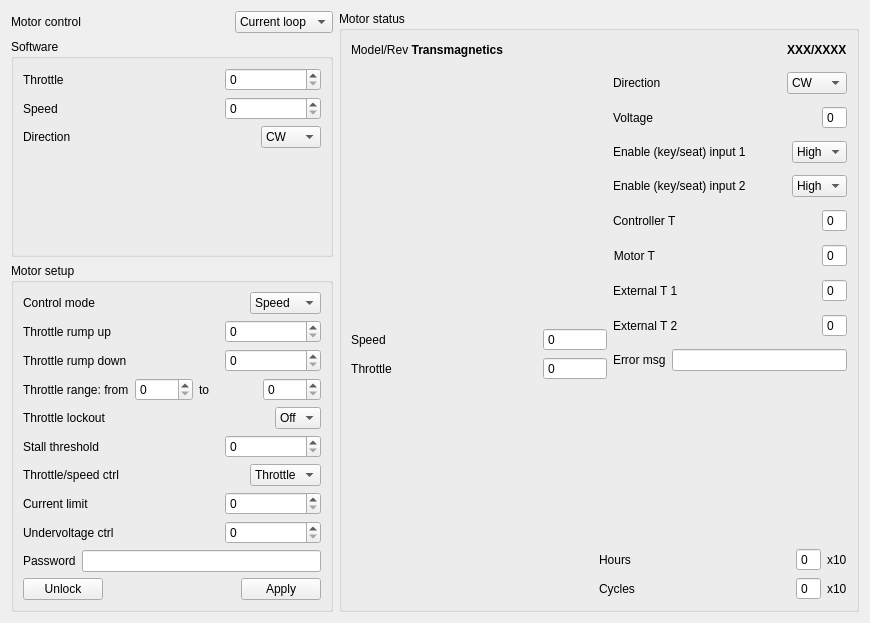
First picture: the form in software/application/src/moto.ui, repository z80/avrusb, before the edit.
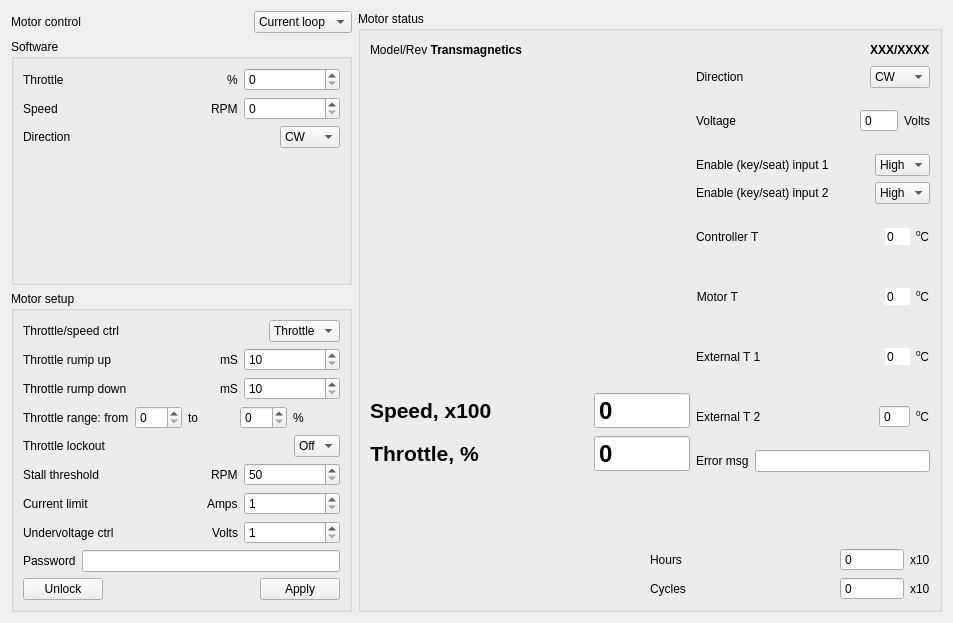
Second picture: the form after the edit. Custom widgets are drawn as their Qt base class.

```diff
--- a/software/application/src/moto.ui
+++ b/software/application/src/moto.ui
@@ -6,7 +6,7 @@
    <rect>
     <x>0</x>
     <y>0</y>
-    <width>870</width>
+    <width>953</width>
     <height>623</height>
    </rect>
   </property>
@@ -16,7 +16,7 @@
   <property name="locale">
    <locale language="C" country="AnyCountry"/>
   </property>
-  <layout class="QHBoxLayout" name="horizontalLayout_32">
+  <layout class="QHBoxLayout" name="horizontalLayout_31">
    <item>
     <layout class="QVBoxLayout" name="verticalLayout_8">
      <item>
@@ -90,6 +90,13 @@
             </property>
            </spacer>
           </item>
+          <item>
+           <widget class="QLabel" name="label_37">
+            <property name="text">
+             <string>%</string>
+            </property>
+           </widget>
+          </item>
           <item>
            <widget class="QSpinBox" name="throttle">
             <property name="minimumSize">
@@ -127,6 +134,13 @@
             </property>
            </spacer>
           </item>
+          <item>
+           <widget class="QLabel" name="label_38">
+            <property name="text">
+             <string>RPM</string>
+            </property>
+           </widget>
+          </item>
           <item>
            <widget class="QSpinBox" name="speed">
             <property name="minimumSize">
@@ -206,16 +220,16 @@
        </property>
        <layout class="QVBoxLayout" name="verticalLayout">
         <item>
-         <layout class="QHBoxLayout" name="horizontalLayout_31">
+         <layout class="QHBoxLayout" name="horizontalLayout_6">
           <item>
-           <widget class="QLabel" name="label_31">
+           <widget class="QLabel" name="label_7">
             <property name="text">
-             <string>Control mode</string>
+             <string>Throttle/speed ctrl</string>
             </property>
            </widget>
           </item>
           <item>
-           <spacer name="horizontalSpacer_26">
+           <spacer name="horizontalSpacer_5">
             <property name="orientation">
              <enum>Qt::Horizontal</enum>
             </property>
@@ -228,10 +242,10 @@
            </spacer>
           </item>
           <item>
-           <widget class="QComboBox" name="controlMode">
+           <widget class="QComboBox" name="speedCtrl">
             <item>
              <property name="text">
-              <string>Speed</string>
+              <string>Throttle</string>
              </property>
             </item>
             <item>
@@ -265,6 +279,13 @@
             </property>
            </spacer>
           </item>
+          <item>
+           <widget class="QLabel" name="label_31">
+            <property name="text">
+             <string>mS</string>
+            </property>
+           </widget>
+          </item>
           <item>
            <widget class="QSpinBox" name="throttleRumpUp">
             <property name="minimumSize">
@@ -273,6 +294,12 @@
               <height>0</height>
              </size>
             </property>
+            <property name="minimum">
+             <number>10</number>
+            </property>
+            <property name="maximum">
+             <number>15000</number>
+            </property>
            </widget>
           </item>
          </layout>
@@ -299,6 +326,13 @@
             </property>
            </spacer>
           </item>
+          <item>
+           <widget class="QLabel" name="label_32">
+            <property name="text">
+             <string>mS</string>
+            </property>
+           </widget>
+          </item>
           <item>
            <widget class="QSpinBox" name="throttleRumpDown">
             <property name="minimumSize">
@@ -307,6 +341,12 @@
               <height>0</height>
              </size>
             </property>
+            <property name="minimum">
+             <number>10</number>
+            </property>
+            <property name="maximum">
+             <number>15000</number>
+            </property>
            </widget>
           </item>
          </layout>
@@ -321,7 +361,11 @@
            </widget>
           </item>
           <item>
-           <widget class="QSpinBox" name="throttleRangeFrom"/>
+           <widget class="QSpinBox" name="throttleRangeFrom">
+            <property name="maximum">
+             <number>100</number>
+            </property>
+           </widget>
           </item>
           <item>
            <widget class="QLabel" name="label_5">
@@ -331,7 +375,18 @@
            </widget>
           </item>
           <item>
-           <widget class="QSpinBox" name="throttleRangeTo"/>
+           <widget class="QSpinBox" name="throttleRangeTo">
+            <property name="maximum">
+             <number>100</number>
+            </property>
+           </widget>
+          </item>
+          <item>
+           <widget class="QLabel" name="label_33">
+            <property name="text">
+             <string>%</string>
+            </property>
+           </widget>
           </item>
          </layout>
         </item>
@@ -395,6 +450,13 @@
             </property>
            </spacer>
           </item>
+          <item>
+           <widget class="QLabel" name="label_34">
+            <property name="text">
+             <string>RPM</string>
+            </property>
+           </widget>
+          </item>
           <item>
            <widget class="QSpinBox" name="stallThreshold">
             <property name="minimumSize">
@@ -403,44 +465,12 @@
               <height>0</height>
              </size>
             </property>
-           </widget>
-          </item>
-         </layout>
-        </item>
-        <item>
-         <layout class="QHBoxLayout" name="horizontalLayout_6">
-          <item>
-           <widget class="QLabel" name="label_7">
-            <property name="text">
-             <string>Throttle/speed ctrl</string>
+            <property name="minimum">
+             <number>50</number>
             </property>
-           </widget>
-          </item>
-          <item>
-           <spacer name="horizontalSpacer_5">
-            <property name="orientation">
-             <enum>Qt::Horizontal</enum>
+            <property name="maximum">
+             <number>15000</number>
             </property>
-            <property name="sizeHint" stdset="0">
-             <size>
-              <width>40</width>
-              <height>20</height>
-             </size>
-            </property>
-           </spacer>
-          </item>
-          <item>
-           <widget class="QComboBox" name="speedCtrl">
-            <item>
-             <property name="text">
-              <string>Throttle</string>
-             </property>
-            </item>
-            <item>
-             <property name="text">
-              <string>Speed</string>
-             </property>
-            </item>
            </widget>
           </item>
          </layout>
@@ -467,6 +497,13 @@
             </property>
            </spacer>
           </item>
+          <item>
+           <widget class="QLabel" name="label_35">
+            <property name="text">
+             <string>Amps</string>
+            </property>
+           </widget>
+          </item>
           <item>
            <widget class="QSpinBox" name="currentLimit">
             <property name="minimumSize">
@@ -475,6 +512,12 @@
               <height>0</height>
              </size>
             </property>
+            <property name="minimum">
+             <number>1</number>
+            </property>
+            <property name="maximum">
+             <number>1000</number>
+            </property>
            </widget>
           </item>
          </layout>
@@ -501,6 +544,13 @@
             </property>
            </spacer>
           </item>
+          <item>
+           <widget class="QLabel" name="label_36">
+            <property name="text">
+             <string>Volts</string>
+            </property>
+           </widget>
+          </item>
           <item>
            <widget class="QSpinBox" name="undervoltageCtrl">
             <property name="minimumSize">
@@ -509,6 +559,12 @@
               <height>0</height>
              </size>
             </property>
+            <property name="minimum">
+             <number>1</number>
+            </property>
+            <property name="maximum">
+             <number>1000</number>
+            </property>
            </widget>
           </item>
          </layout>
@@ -581,7 +637,7 @@
     </layout>
    </item>
    <item>
-    <widget class="QGroupBox" name="groupBox_2">
+    <widget class="QGroupBox" name="status">
      <property name="sizePolicy">
       <sizepolicy hsizetype="Preferred" vsizetype="Preferred">
        <horstretch>0</horstretch>
@@ -637,8 +693,8 @@
             </property>
             <property name="minimumSize">
              <size>
-              <width>256</width>
-              <height>256</height>
+              <width>320</width>
+              <height>320</height>
              </size>
             </property>
            </widget>
@@ -648,7 +704,7 @@
             <item>
              <widget class="QLabel" name="label_29">
               <property name="text">
-               <string>Speed</string>
+               <string>&lt;html&gt;&lt;head/&gt;&lt;body&gt;&lt;p&gt;&lt;span style=&quot; font-size:16pt; font-weight:600;&quot;&gt;Speed, x100&lt;/span&gt;&lt;/p&gt;&lt;/body&gt;&lt;/html&gt;</string>
               </property>
              </widget>
             </item>
@@ -667,12 +723,26 @@
             </item>
             <item>
              <widget class="QSpinBox" name="speed_msr_dig">
+              <property name="enabled">
+               <bool>true</bool>
+              </property>
               <property name="minimumSize">
                <size>
-                <width>64</width>
+                <width>96</width>
                 <height>0</height>
                </size>
               </property>
+              <property name="font">
+               <font>
+                <family>Arial</family>
+                <pointsize>18</pointsize>
+                <weight>75</weight>
+                <bold>true</bold>
+               </font>
+              </property>
+              <property name="readOnly">
+               <bool>true</bool>
+              </property>
               <property name="buttonSymbols">
                <enum>QAbstractSpinBox::NoButtons</enum>
               </property>
@@ -685,7 +755,7 @@
             <item>
              <widget class="QLabel" name="label_21">
               <property name="text">
-               <string>Throttle</string>
+               <string>&lt;html&gt;&lt;head/&gt;&lt;body&gt;&lt;p&gt;&lt;span style=&quot; font-size:16pt; font-weight:600;&quot;&gt;Throttle, %&lt;/span&gt;&lt;/p&gt;&lt;/body&gt;&lt;/html&gt;</string>
               </property>
               <property name="alignment">
                <set>Qt::AlignCenter</set>
@@ -707,12 +777,26 @@
             </item>
             <item>
              <widget class="QSpinBox" name="throttleMsr">
+              <property name="enabled">
+               <bool>true</bool>
+              </property>
               <property name="minimumSize">
                <size>
-                <width>64</width>
+                <width>96</width>
                 <height>0</height>
                </size>
               </property>
+              <property name="font">
+               <font>
+                <family>Arial</family>
+                <pointsize>18</pointsize>
+                <weight>75</weight>
+                <bold>true</bold>
+               </font>
+              </property>
+              <property name="readOnly">
+               <bool>true</bool>
+              </property>
               <property name="buttonSymbols">
                <enum>QAbstractSpinBox::NoButtons</enum>
               </property>
@@ -748,6 +832,9 @@
             </item>
             <item>
              <widget class="QComboBox" name="directionMsr">
+              <property name="enabled">
+               <bool>true</bool>
+              </property>
               <item>
                <property name="text">
                 <string>CW</string>
@@ -786,8 +873,24 @@
             </item>
             <item>
              <widget class="QSpinBox" name="voltage">
+              <property name="enabled">
+               <bool>true</bool>
+              </property>
+              <property name="readOnly">
+               <bool>true</bool>
+              </property>
               <property name="buttonSymbols">
                <enum>QAbstractSpinBox::NoButtons</enum>
+              </property>
+              <property name="maximum">
+               <number>1000</number>
+              </property>
+             </widget>
+            </item>
+            <item>
+             <widget class="QLabel" name="label_39">
+              <property name="text">
+               <string>Volts</string>
               </property>
              </widget>
             </item>
@@ -817,6 +920,12 @@
             </item>
             <item>
              <widget class="QComboBox" name="enKeySeat_1">
+              <property name="enabled">
+               <bool>true</bool>
+              </property>
+              <property name="editable">
+               <bool>false</bool>
+              </property>
               <item>
                <property name="text">
                 <string>High</string>
@@ -855,6 +964,9 @@
             </item>
             <item>
              <widget class="QComboBox" name="enKeySeat_2">
+              <property name="enabled">
+               <bool>true</bool>
+              </property>
               <item>
                <property name="text">
                 <string>High</string>
@@ -893,12 +1005,34 @@
             </item>
             <item>
              <widget class="QSpinBox" name="controllerT">
+              <property name="enabled">
+               <bool>true</bool>
+              </property>
+              <property name="frame">
+               <bool>false</bool>
+              </property>
+              <property name="readOnly">
+               <bool>true</bool>
+              </property>
               <property name="buttonSymbols">
                <enum>QAbstractSpinBox::NoButtons</enum>
               </property>
               <property name="keyboardTracking">
                <bool>true</bool>
               </property>
+              <property name="minimum">
+               <number>-50</number>
+              </property>
+              <property name="maximum">
+               <number>150</number>
+              </property>
+             </widget>
+            </item>
+            <item>
+             <widget class="QLabel" name="label_40">
+              <property name="text">
+               <string>&lt;html&gt;&lt;head/&gt;&lt;body&gt;&lt;p&gt;&lt;span style=&quot; vertical-align:super;&quot;&gt;0&lt;/span&gt;C&lt;/p&gt;&lt;/body&gt;&lt;/html&gt;</string>
+              </property>
              </widget>
             </item>
            </layout>
@@ -930,8 +1064,30 @@
             </item>
             <item>
              <widget class="QSpinBox" name="motorT">
+              <property name="enabled">
+               <bool>true</bool>
+              </property>
+              <property name="frame">
+               <bool>false</bool>
+              </property>
+              <property name="readOnly">
+               <bool>true</bool>
+              </property>
               <property name="buttonSymbols">
                <enum>QAbstractSpinBox::NoButtons</enum>
+              </property>
+              <property name="minimum">
+               <number>-50</number>
+              </property>
+              <property name="maximum">
+               <number>150</number>
+              </property>
+             </widget>
+            </item>
+            <item>
+             <widget class="QLabel" name="label_42">
+              <property name="text">
+               <string>&lt;html&gt;&lt;head/&gt;&lt;body&gt;&lt;p&gt;&lt;span style=&quot; vertical-align:super;&quot;&gt;0&lt;/span&gt;C&lt;/p&gt;&lt;/body&gt;&lt;/html&gt;</string>
               </property>
              </widget>
             </item>
@@ -961,8 +1117,27 @@
             </item>
             <item>
              <widget class="QSpinBox" name="externalT_1">
+              <property name="frame">
+               <bool>false</bool>
+              </property>
+              <property name="readOnly">
+               <bool>true</bool>
+              </property>
               <property name="buttonSymbols">
                <enum>QAbstractSpinBox::NoButtons</enum>
+              </property>
+              <property name="minimum">
+               <number>-50</number>
+              </property>
+              <property name="maximum">
+               <number>150</number>
+              </property>
+             </widget>
+            </item>
+            <item>
+             <widget class="QLabel" name="label_43">
+              <property name="text">
+               <string>&lt;html&gt;&lt;head/&gt;&lt;body&gt;&lt;p&gt;&lt;span style=&quot; vertical-align:super;&quot;&gt;0&lt;/span&gt;C&lt;/p&gt;&lt;/body&gt;&lt;/html&gt;</string>
               </property>
              </widget>
             </item>
@@ -992,8 +1167,24 @@
             </item>
             <item>
              <widget class="QSpinBox" name="externalT_2">
+              <property name="readOnly">
+               <bool>true</bool>
+              </property>
               <property name="buttonSymbols">
                <enum>QAbstractSpinBox::NoButtons</enum>
+              </property>
+              <property name="minimum">
+               <number>-50</number>
+              </property>
+              <property name="maximum">
+               <number>150</number>
+              </property>
+             </widget>
+            </item>
+            <item>
+             <widget class="QLabel" name="label_41">
+              <property name="text">
+               <string>&lt;html&gt;&lt;head/&gt;&lt;body&gt;&lt;p&gt;&lt;span style=&quot; vertical-align:super;&quot;&gt;0&lt;/span&gt;C&lt;/p&gt;&lt;/body&gt;&lt;/html&gt;</string>
               </property>
              </widget>
             </item>
@@ -1009,7 +1200,11 @@
              </widget>
             </item>
             <item>
-             <widget class="QLineEdit" name="errorMsg"/>
+             <widget class="QLineEdit" name="errorMsg">
+              <property name="readOnly">
+               <bool>true</bool>
+              </property>
+             </widget>
             </item>
            </layout>
           </item>
@@ -1071,9 +1266,24 @@
             </item>
             <item>
              <widget class="QSpinBox" name="hours">
+              <property name="minimumSize">
+               <size>
+                <width>64</width>
+                <height>0</height>
+               </size>
+              </property>
+              <property name="readOnly">
+               <bool>true</bool>
+              </property>
               <property name="buttonSymbols">
                <enum>QAbstractSpinBox::NoButtons</enum>
               </property>
+              <property name="maximum">
+               <number>32000</number>
+              </property>
+              <property name="singleStep">
+               <number>32000</number>
+              </property>
              </widget>
             </item>
             <item>
@@ -1109,6 +1319,15 @@
             </item>
             <item>
              <widget class="QSpinBox" name="cycles">
+              <property name="minimumSize">
+               <size>
+                <width>64</width>
+                <height>0</height>
+               </size>
+              </property>
+              <property name="readOnly">
+               <bool>true</bool>
+              </property>
               <property name="buttonSymbols">
                <enum>QAbstractSpinBox::NoButtons</enum>
               </property>
```
Left out of the diff: 8 changed lines with no effect on the pictures.
